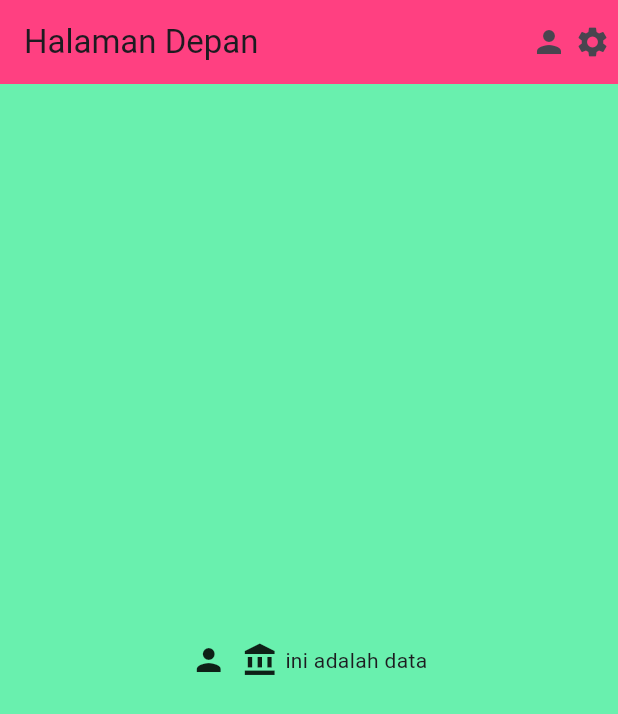
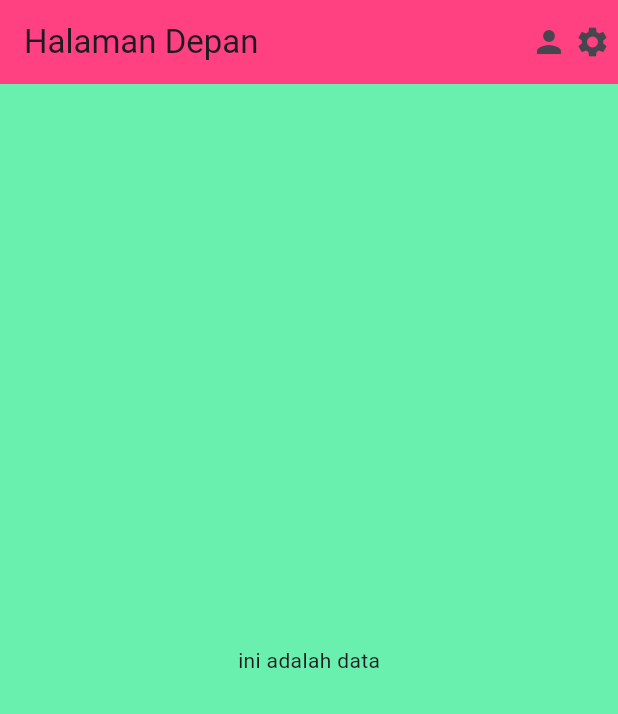
Before and after one commit to ginaa07/Latihan_container_week_5_1123150124, a Flutter app: the screen it shows after launch, on a phone screen of 412 x 824 dp. Shown: the top 714 px of the screen. Run offline on Flutter 3.47's test engine with Material 3 defaults, Android fonts, the light colour scheme and no system bars.

```diff
--- a/lib/main.dart
+++ b/lib/main.dart
@@ -44,11 +44,11 @@ class Halaman extends StatelessWidget {
         child: Row(
           mainAxisAlignment: MainAxisAlignment.center,
           // children itu array (ada tanda []
-            children: [
-          Icon(Icons.person),
-          SizedBox(width: 10),
-          Icon(Icons.account_balance),
-          SizedBox(width: 5),
+          children: [
+          // Icon(Icons.person),
+          // SizedBox(width: 10),
+          // Icon(Icons.account_balance),
+          // SizedBox(width: 5),
           Text("ini adalah data")
         ],
       )
```
